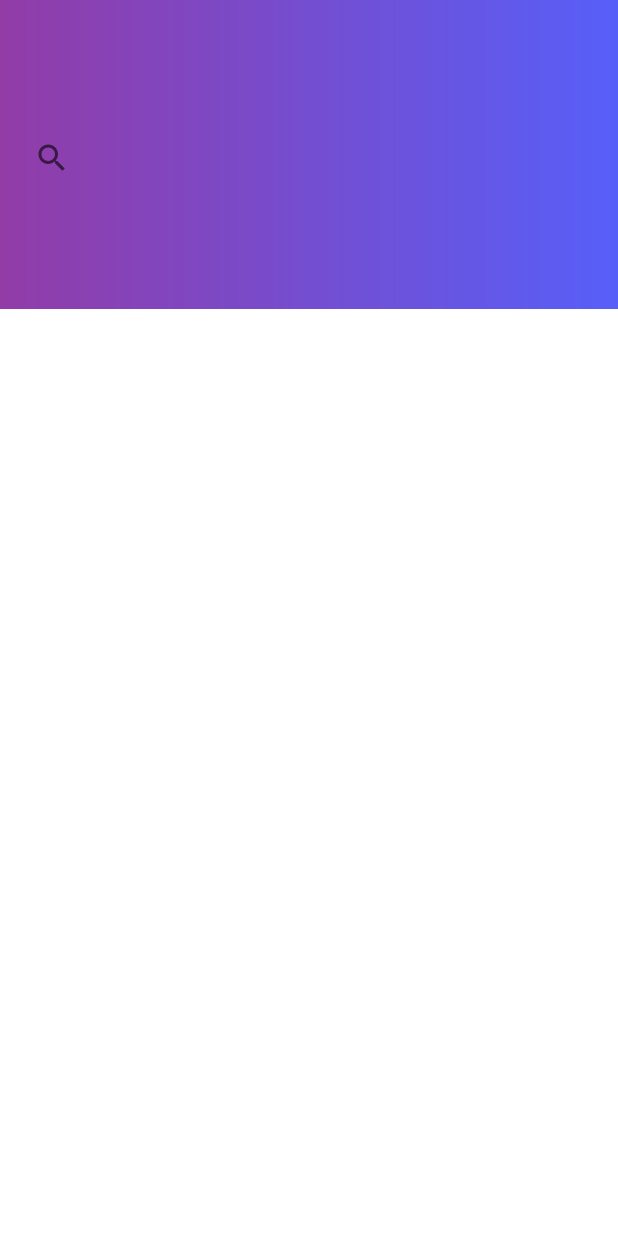
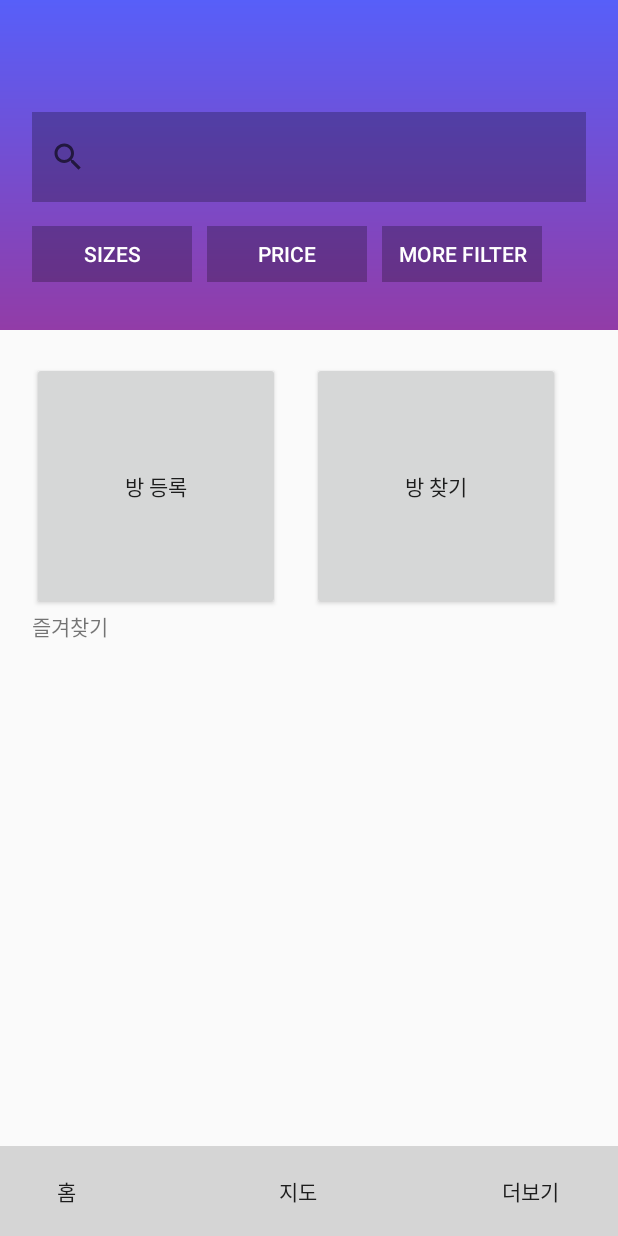
Before and after one commit to TriSung/JJinBang, an Android app: the screen it shows after launch (MainActivity), on a phone screen of 412 x 824 dp. Run offline under Robolectric (Android 15) with nearby library versions, the phone set to English and light mode, and no system bars.

Commit message:
main fragment layout

```diff
--- a/app/src/main/java/com/tristar/jjinbang/ui/main/MainFragment.kt
+++ b/app/src/main/java/com/tristar/jjinbang/ui/main/MainFragment.kt
@@ -1,16 +1,12 @@
 package com.tristar.jjinbang.ui.main
 
 import android.graphics.Color
-import androidx.lifecycle.ViewModelProviders
 import android.os.Bundle
 import androidx.fragment.app.Fragment
 import android.view.LayoutInflater
 import android.view.View
 import android.view.ViewGroup
 import android.widget.EditText
-import android.widget.TextView
-import androidx.appcompat.widget.SearchView
-import androidx.lifecycle.ViewModelProvider
 import com.tristar.jjinbang.R
 import kotlinx.android.synthetic.main.main_fragment.*
 
@@ -28,6 +24,9 @@ class MainFragment : Fragment() {
 
     override fun onViewCreated(view: View, savedInstanceState: Bundle?) {
         super.onViewCreated(view, savedInstanceState)
+
+        val textView = searchView_main.findViewById<EditText>(androidx.appcompat.R.id.search_src_text)
+        textView.setTextColor(Color.WHITE)
     }
 
     override fun onActivityCreated(savedInstanceState: Bundle?) {
--- a/app/src/main/res/drawable/background_main.xml
+++ b/app/src/main/res/drawable/background_main.xml
@@ -2,7 +2,7 @@
 <shape xmlns:android="http://schemas.android.com/apk/res/android"
     android:shape="rectangle">
     <gradient
-        android:startColor="#923ca7"
-        android:endColor="#575ff9"
-        />
+        android:startColor="#575ff9"
+        android:endColor="#923ca7"
+        android:angle="-45"/>
 </shape>
--- a/app/src/main/res/layout/main_fragment.xml
+++ b/app/src/main/res/layout/main_fragment.xml
@@ -7,47 +7,171 @@
     android:layout_width="match_parent"
     android:layout_height="match_parent"
     tools:context=".ui.main.MainFragment"
-    android:background="@drawable/background_main" >
+     >
 
-    <androidx.constraintlayout.widget.Guideline
-        android:id="@+id/horizon_main1"
-        android:layout_height="match_parent"
+    <FrameLayout
         android:layout_width="match_parent"
-        android:orientation="horizontal"
-        app:layout_constraintGuide_percent="0.25" />
+        android:layout_height="220dp"
+        android:id="@+id/FrameLayout"
+        android:background="@drawable/background_main"
 
-    <androidx.constraintlayout.widget.Guideline
-        android:id="@+id/searchView1"
-        android:layout_height="0dp"
-        android:layout_width="0dp"
-        android:orientation="horizontal"
-        app:layout_constraintGuide_percent="0.17" />
+        app:layout_constraintStart_toStartOf="parent"
+        app:layout_constraintTop_toTopOf="parent"
+        app:layout_constraintEnd_toEndOf="parent"
+        app:layout_constraintBottom_toTopOf="@id/scrollview_main">
 
-    <androidx.appcompat.widget.SearchView
-        android:layout_width="0dp"
-        android:layout_height="0dp"
-        android:layout_marginStart="10.7dp"
-        android:layout_marginEnd="10.7dp"
-        android:layout_marginTop="70.3dp"
-        android:id="@+id/searchView"
-        android:theme="@style/SearchViewTheme"
+        <androidx.appcompat.widget.SearchView
+            android:id="@+id/searchView_main"
+            android:layout_width="match_parent"
+            android:layout_height="60dp"
+            android:background="#40000000"
+            android:layout_marginTop="74.6dp"
+            android:layout_marginBottom="85.4dp"
+            android:layout_marginStart="21.4dp"
+            android:layout_marginEnd="21.4dp" />
 
-        app:layout_constraintTop_toTopOf="parent"
-        app:layout_constraintBottom_toBottomOf="@+id/searchView1"
-        app:layout_constraintStart_toStartOf="parent"
-        app:layout_constraintEnd_toEndOf="parent"/>
+        <LinearLayout
+            android:layout_width="match_parent"
+            android:layout_height="37.4dp"
+            android:layout_marginTop="150.6dp"
+            android:layout_marginBottom="32dp"
+            android:layout_marginStart="21.4dp"
+            android:layout_marginEnd="21.4dp">
+
+            <Button
+                style="?android:borderlessButtonStyle"
+                android:layout_width="106.6dp"
+                android:layout_height="37.4dp"
+                android:id="@+id/setSize"
+                android:textColor="@android:color/white"
+                android:text="@string/sizes"
+                android:background="#40000000"
+                android:textSize="14sp"
+                />
+
+            <Button
+                style="?android:borderlessButtonStyle"
+                android:layout_width="106.6dp"
+                android:layout_height="37.4dp"
+                android:id="@+id/setPrice"
+                android:textColor="@android:color/white"
+                android:text="@string/price"
+                android:background="#40000000"
+                android:textSize="14sp"
+                android:layout_marginStart="10dp"
+                />
+
+            <Button
+                style="?android:borderlessButtonStyle"
+                android:layout_width="106.6dp"
+                android:layout_height="37.4dp"
+                android:id="@+id/setMore"
+                android:textColor="@android:color/white"
+                android:text="@string/moreFilter"
+                android:background="#40000000"
+                android:textSize="14sp"
+                android:layout_marginStart="10dp"
+                />
+        </LinearLayout>
+    </FrameLayout>
 
     <ScrollView
-        android:layout_width="0dp"
+        android:id="@+id/scrollview_main"
+        android:layout_width="match_parent"
         android:layout_height="0dp"
-        android:id="@+id/scrollview_main"
         android:orientation="vertical"
-        app:layout_constraintTop_toTopOf="@+id/horizon_main1"
+        app:layout_constraintBottom_toTopOf="@+id/menuLinear"
+        app:layout_constraintEnd_toEndOf="parent"
         app:layout_constraintStart_toStartOf="parent"
-        app:layout_constraintEnd_toEndOf="parent"
-        app:layout_constraintBottom_toBottomOf="parent"
-        android:background="#FFF">
+        app:layout_constraintTop_toBottomOf="@+id/FrameLayout">
+
+        <GridLayout
+            android:id="@+id/grid_in_scroll"
+            android:layout_width="match_parent"
+            android:layout_height="0dp"
+            android:columnCount="2"
+            android:rowCount="3"
+            android:orientation="horizontal"
+            android:layout_marginTop="21.4dp">
+
+            <Button
+                android:layout_gravity="top"
+                android:layout_width="165dp"
+                android:layout_height="165dp"
+                android:layout_marginStart="21.4dp"
+                android:layout_marginEnd="10.7dp"
+                android:text="@string/sell">
+
+            </Button>
+
+            <Button
+                android:layout_gravity="top"
+                android:layout_width="165dp"
+                android:layout_height="165dp"
+                android:layout_marginStart="10.7dp"
+                android:layout_marginEnd="21.4dp"
+                android:text="@string/find">
+
+            </Button>
+
+            <TextView
+                android:layout_width="wrap_content"
+                android:layout_height="wrap_content"
+                android:layout_marginStart="21.4dp"
+                android:text="@string/favorite"
+                android:textSize="14sp"/>
+
+            <HorizontalScrollView
+                android:layout_columnSpan="2"
+                android:layout_width="match_parent"
+                android:layout_height="250dp"
+                android:layout_marginStart="21.4dp"
+                >
+
+
+            </HorizontalScrollView>
+
+        </GridLayout>
 
 
     </ScrollView>
+
+    <LinearLayout
+        android:layout_width="match_parent"
+        android:layout_height="60dp"
+        android:id="@+id/menuLinear"
+        android:orientation="horizontal"
+        android:background="#26000000"
+
+        app:layout_constraintBottom_toBottomOf="parent"
+        app:layout_constraintStart_toStartOf="parent"
+        app:layout_constraintEnd_toEndOf="parent">
+
+        <Button
+            style="?android:borderlessButtonStyle"
+            android:layout_width="wrap_content"
+            android:layout_height="match_parent"
+            android:background="@android:color/transparent"
+            android:text="@string/menu_home"
+            android:layout_gravity="start"
+            android:layout_marginEnd="33dp"/>
+        <Button
+            style="?android:borderlessButtonStyle"
+            android:layout_width="wrap_content"
+            android:layout_height="match_parent"
+            android:background="@android:color/transparent"
+            android:text="@string/menu_map"
+            android:layout_gravity="center"
+            android:layout_marginStart="33dp"
+            android:layout_marginEnd="33dp"/>
+        <Button
+            style="?android:borderlessButtonStyle"
+            android:layout_width="wrap_content"
+            android:layout_height="match_parent"
+            android:background="@android:color/transparent"
+            android:text="@string/menu_setting"
+            android:layout_gravity="end"
+            android:layout_marginStart="33dp"/>
+
+    </LinearLayout>
 </androidx.constraintlayout.widget.ConstraintLayout>
--- /dev/null
+++ b/app/src/main/res/layout/setting_fragment.xml
@@ -0,0 +1,6 @@
+<?xml version="1.0" encoding="utf-8"?>
+<androidx.constraintlayout.widget.ConstraintLayout
+    xmlns:android="http://schemas.android.com/apk/res/android" android:layout_width="match_parent"
+    android:layout_height="match_parent">
+
+</androidx.constraintlayout.widget.ConstraintLayout>
--- a/app/src/main/res/values/strings.xml
+++ b/app/src/main/res/values/strings.xml
@@ -1,3 +1,12 @@
 <resources>
     <string name="app_name">JJinBang</string>
+    <string name="price">Price</string>
+    <string name="moreFilter">More Filter</string>
+    <string name="sizes">Sizes</string>
+    <string name="favorite">즐겨찾기</string>
+    <string name="sell">방 등록</string>
+    <string name="find">방 찾기</string>
+    <string name="menu_home">홈</string>
+    <string name="menu_map">지도</string>
+    <string name="menu_setting">더보기</string>
 </resources>
--- a/app/src/main/res/values/styles.xml
+++ b/app/src/main/res/values/styles.xml
@@ -7,9 +7,4 @@
         <item name="colorAccent">@color/colorAccent</item>
     </style>
 
-    <style name="SearchViewTheme" parent="Theme.AppCompat.Light.NoActionBar">
-        <item name="android:textColorHint">@android:color/white</item>
-        <item name="android:text">Anywhere</item>
-    </style>
-
 </resources>
```
